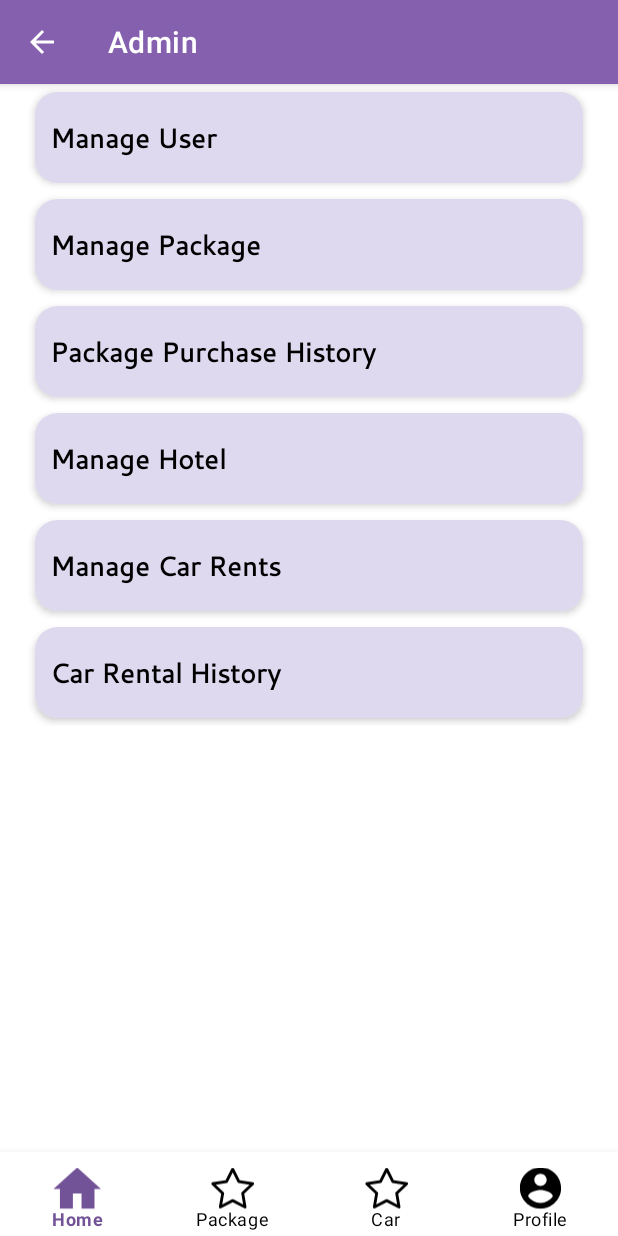
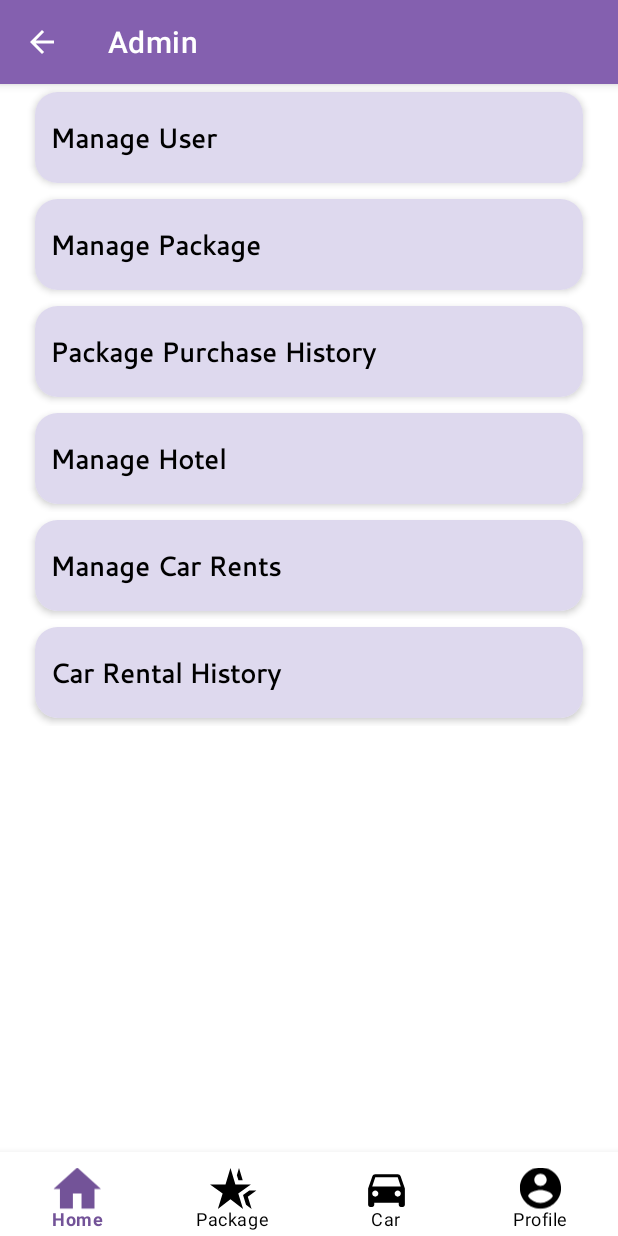
Before and after one commit to TouristEasyway/EasyTravelApplication, an Android app: the MainActivity screen opened directly, with no data from a screen before it, on a phone screen of 412 x 824 dp. Run offline under Robolectric (Android 15) with nearby library versions, the phone set to English and light mode, and no system bars; our stand-ins replace Firebase (no records; nobody signed in at launch, a user with empty details on screens opened directly), data binding, sdp/ssp sizes.

Commit message:
- Add Bottom Navigation in app - solve feedback points - minor bug fix

```diff
--- /dev/null
+++ b/app/src/main/res/drawable/ic_car.xml
@@ -0,0 +1,5 @@
+<vector android:height="24dp" android:tint="#000000"
+    android:viewportHeight="24" android:viewportWidth="24"
+    android:width="24dp" xmlns:android="http://schemas.android.com/apk/res/android">
+    <path android:fillColor="@android:color/white" android:pathData="M18.92,6.01C18.72,5.42 18.16,5 17.5,5h-11c-0.66,0 -1.21,0.42 -1.42,1.01L3,12v8c0,0.55 0.45,1 1,1h1c0.55,0 1,-0.45 1,-1v-1h12v1c0,0.55 0.45,1 1,1h1c0.55,0 1,-0.45 1,-1v-8l-2.08,-5.99zM6.5,16c-0.83,0 -1.5,-0.67 -1.5,-1.5S5.67,13 6.5,13s1.5,0.67 1.5,1.5S7.33,16 6.5,16zM17.5,16c-0.83,0 -1.5,-0.67 -1.5,-1.5s0.67,-1.5 1.5,-1.5 1.5,0.67 1.5,1.5 -0.67,1.5 -1.5,1.5zM5,11l1.5,-4.5h11L19,11L5,11z"/>
+</vector>
--- /dev/null
+++ b/app/src/main/res/drawable/ic_package.xml
@@ -0,0 +1,5 @@
+<vector android:height="24dp" android:tint="#000000"
+    android:viewportHeight="24" android:viewportWidth="24"
+    android:width="24dp" xmlns:android="http://schemas.android.com/apk/res/android">
+    <path android:fillColor="@android:color/white" android:pathData="M8.58,10H1l6.17,4.41L4.83,22L11,17.31L17.18,22l-2.35,-7.59L21,10h-7.58L11,2L8.58,10zM21.36,22l-1.86,-6.01L23.68,13h-3.44l-3.08,2.2l1.46,4.72L21.36,22zM17,8l-1.82,-6l-1.04,3.45L14.91,8H17z"/>
+</vector>
--- a/app/src/main/res/menu/bottom_nav_menu.xml
+++ b/app/src/main/res/menu/bottom_nav_menu.xml
@@ -6,12 +6,12 @@
         android:title="Home" />
     <item
         android:id="@+id/package1"
-        android:icon="@drawable/ic_privilege_new"
+        android:icon="@drawable/ic_package"
         android:title="Package" />
 
     <item
         android:id="@+id/car"
-        android:icon="@drawable/ic_privilege_new"
+        android:icon="@drawable/ic_car"
         android:title="Car" />
     <item
         android:id="@+id/profile"
```
Also changed, not shown: app/src/main/res/drawable/package_img.png (added).
